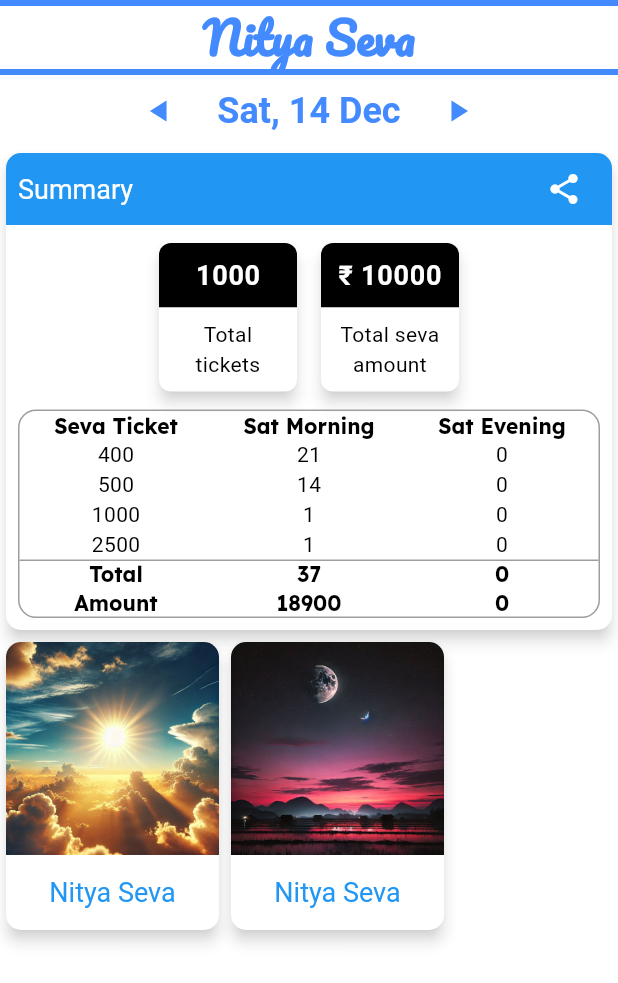
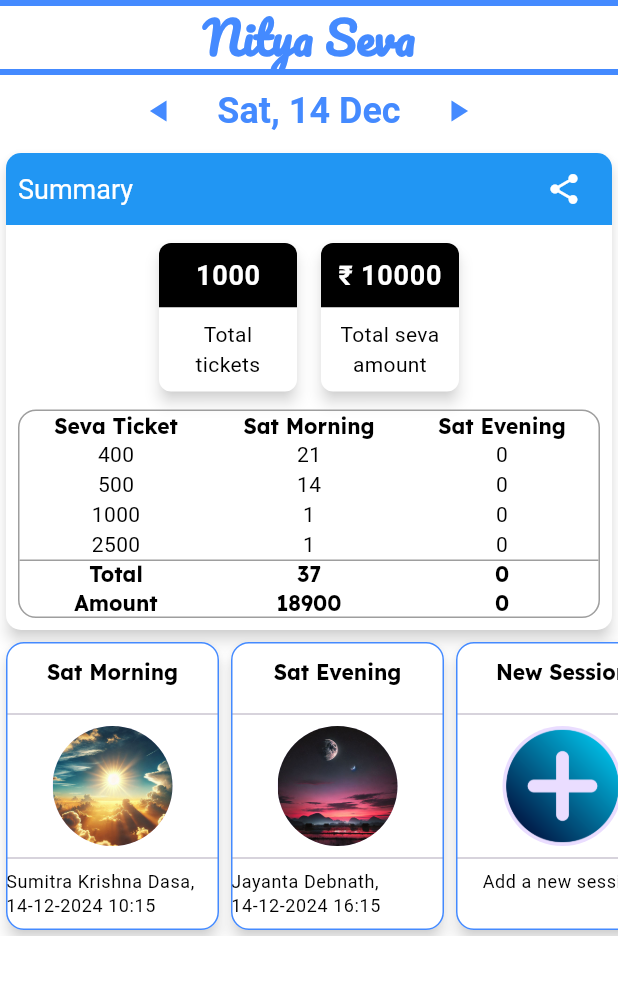
Before and after one commit to jayantadn/vkhillseva, a Flutter app: the screen it shows after launch, on a phone screen of 412 x 824 dp. Shown: the top 983 px of the screen. Run offline on Flutter 3.47's test engine with Material 3 defaults, Android fonts, the phone set to English and light mode, and no system bars; our stand-ins replace firebase_core, google_fonts, synchronized; accounts and stored records are empty; Roboto replaces fonts that are missing (Mogra).

Commit message:
sessions

```diff
--- a/lib/nitya_seva/nitya_seva.dart
+++ b/lib/nitya_seva/nitya_seva.dart
@@ -60,7 +60,7 @@ class _NityaSevaState extends State<NityaSeva> {
                         // slot 1
                         LauncherTile2(
                           image: 'assets/images/Common/morning.png',
-                          title: 'Nitya Seva',
+                          title: 'Sat Morning',
                           text: "Sumitra Krishna Dasa, 14-12-2024 10:15",
                           callback: LauncherTileCallback(onClick: () {}),
                         ),
@@ -68,8 +68,16 @@ class _NityaSevaState extends State<NityaSeva> {
                         // slot 2
                         LauncherTile2(
                           image: 'assets/images/Common/evening.png',
-                          title: 'Nitya Seva',
+                          title: 'Sat Evening',
                           text: "Jayanta Debnath, 14-12-2024 16:15",
+                          callback: LauncherTileCallback(onClick: () {}),
+                        ),
+
+                        // add slot
+                        LauncherTile2(
+                          image: 'assets/images/Common/add.png',
+                          title: 'New Session',
+                          text: "Add a new session",
                           callback: LauncherTileCallback(onClick: () {}),
                         ),
                       ],
--- a/lib/widgets/launcher_tile.dart
+++ b/lib/widgets/launcher_tile.dart
@@ -66,6 +66,8 @@ class LauncherTile2 extends StatelessWidget {
 
   @override
   Widget build(BuildContext context) {
+    double size = 40;
+
     return SizedBox(
       width: 150,
       height: 200,
@@ -76,29 +78,40 @@ class LauncherTile2 extends StatelessWidget {
           }
         },
         child: Card(
-          shape: RoundedRectangleBorder(
-            borderRadius: BorderRadius.circular(10.0),
-          ),
           child: Column(
             mainAxisSize: MainAxisSize.min,
             children: <Widget>[
               // title
-
-              // image
-              ClipRRect(
-                borderRadius: BorderRadius.only(
-                  topLeft: Radius.circular(10.0),
-                  topRight: Radius.circular(10.0),
-                ),
-                child: Image.asset(image),
-              ),
-
-              // text
-              Expanded(
+              SizedBox(
+                height: size,
                 child: Center(
                   child: Text(
                     title,
-                    style: Theme.of(context).textTheme.headlineMedium,
+                    style: Theme.of(context).textTheme.headlineSmall,
+                  ),
+                ),
+              ),
+
+              Divider(),
+
+              // image
+              Center(
+                child: CircleAvatar(
+                  radius: size,
+                  backgroundImage: AssetImage(image),
+                ),
+              ),
+
+              Divider(),
+
+              // text
+              SizedBox(
+                height: size,
+                child: SingleChildScrollView(
+                  scrollDirection: Axis.vertical,
+                  child: Text(
+                    text,
+                    style: Theme.of(context).textTheme.bodySmall,
                   ),
                 ),
               ),
--- a/pubspec.yaml
+++ b/pubspec.yaml
@@ -70,6 +70,7 @@ flutter:
     - assets/images/LauncherIcons/Harinaam.png
     - assets/images/Common/morning.png
     - assets/images/Common/evening.png
+    - assets/images/Common/add.png
 
   # An image asset can refer to one or more resolution-specific "variants", see
   # https://flutter.dev/to/resolution-aware-images
```
Also changed, not shown: assets/images/Common/add.png (added).
